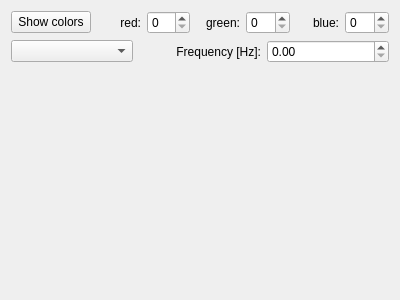
First picture: the form in src/ui/ledControl/LedControlWidget.ui, repository skye-git/qgroundcontrol-old, before the edit.
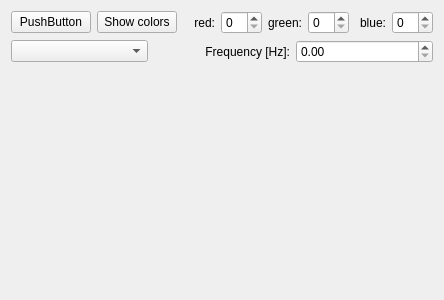
Second picture: the form after the edit.

What changed in the file:
```diff
--- a/src/ui/ledControl/LedControlWidget.ui
+++ b/src/ui/ledControl/LedControlWidget.ui
@@ -6,7 +6,7 @@
    <rect>
     <x>0</x>
     <y>0</y>
-    <width>400</width>
+    <width>444</width>
     <height>300</height>
    </rect>
   </property>
@@ -16,6 +16,19 @@
   <layout class="QVBoxLayout" name="verticalLayout">
    <item>
     <layout class="QHBoxLayout" name="horizontalLayout">
+     <item>
+      <widget class="QPushButton" name="ledOnOffButton">
+       <property name="text">
+        <string>PushButton</string>
+       </property>
+       <property name="checkable">
+        <bool>true</bool>
+       </property>
+       <property name="checked">
+        <bool>false</bool>
+       </property>
+      </widget>
+     </item>
      <item>
       <widget class="QPushButton" name="ledColorButton">
        <property name="minimumSize">
```
